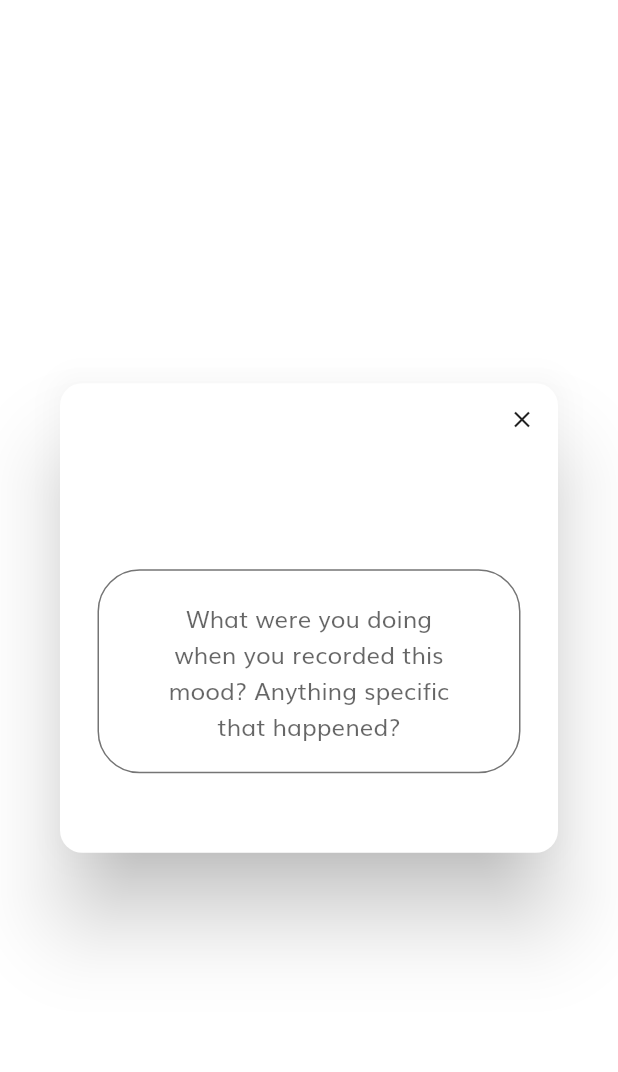
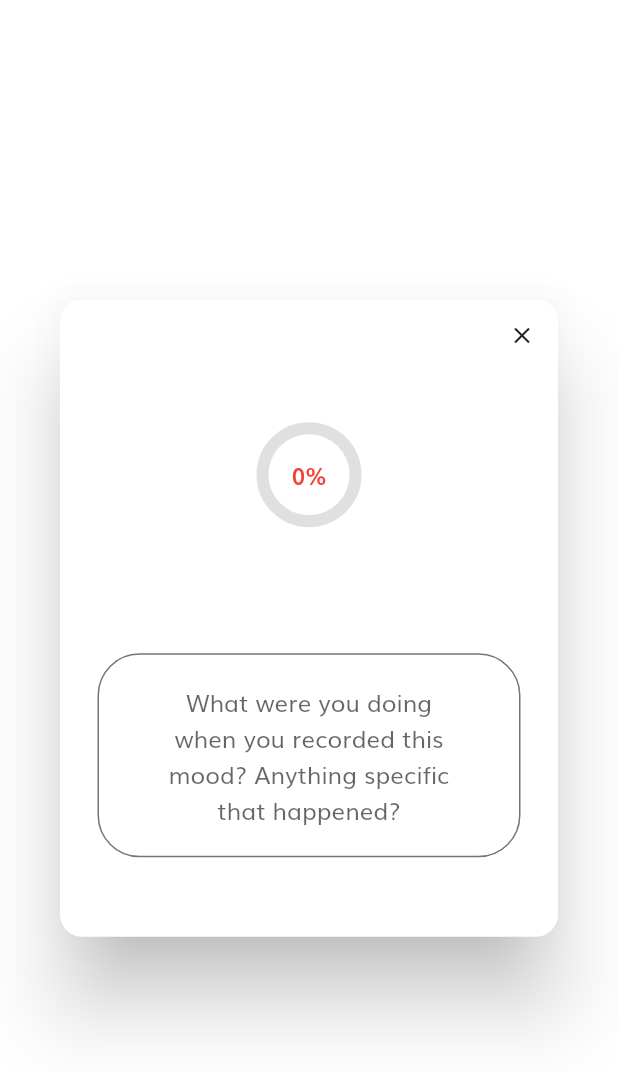
Before and after one commit to NazirNayal8/MoodyMuch, a Flutter app: the MoodCommentDialog widget shown alone on an empty page, opened directly with empty values, on a phone screen of 412 x 824 dp. Shown: the top 1072 px of the screen. Run offline on Flutter 3.47's test engine with Material 2 defaults, Android fonts, the light colour scheme and no system bars; drawn by our look-alikes of percent_indicator; our stand-ins replace audioplayers, cloud_firestore, csc_picker, dio, firebase_auth, firebase_core and 14 more; missing offline and left inert: flutter_facebook_login, flutter_twitter_login, mailer; accounts and stored records are empty.

Commit message:
* Fetch database comment record * Append or edit previous comment

```diff
--- a/lib/components/mood_comment_dialog.dart
+++ b/lib/components/mood_comment_dialog.dart
@@ -1,5 +1,7 @@
 import 'package:flutter/material.dart';
+import 'package:moodymuch/constants.dart';
 import 'package:moodymuch/size_config.dart';
+import 'package:percent_indicator/circular_percent_indicator.dart';
 
 class MoodCommentDialog extends StatelessWidget {
   /// The dialog's title
@@ -14,11 +16,16 @@ class MoodCommentDialog extends StatelessWidget {
   /// Disables the cancel button and forces the user to leave a rating
   final bool force;
 
+  final double mood;
+  final String date;
+
   /// The initial rating of the rating bar
   final int initialRating;
 
   /// The comment's TextField hint text
   final String commentHint;
+
+  final String prev;
 
   /// The submit button's label/text
   final String submitButton;
@@ -31,19 +38,25 @@ class MoodCommentDialog extends StatelessWidget {
 
   const MoodCommentDialog({
     @required this.title,
+    @required this.mood,
+    @required this.date,
     @required this.message,
     @required this.submitButton,
     @required this.onSubmitted,
+
+    @required this.prev,
     this.ratingColor = Colors.amber,
     this.onCancelled,
     this.force = false,
     this.initialRating = 1,
-    this.commentHint = 'What were you doing when you recorded this mood? Anything specific that happened?',
+
+    this.commentHint =
+        'What were you doing when you recorded this mood? Anything specific that happened?',
   });
 
   @override
   Widget build(BuildContext context) {
-    final _commentController = TextEditingController();
+    final _commentController = TextEditingController.fromValue(TextEditingValue(text: prev));
     final _response = RatingDialogResponse();
 
     final _content = Stack(
@@ -66,6 +79,32 @@ class MoodCommentDialog extends StatelessWidget {
                   ),
                 ),
                 const SizedBox(height: 15),
+                CircularPercentIndicator(
+                    radius: 70.0,
+                    lineWidth: 8.0,
+                    percent: mood / 100,
+                    center: Text(
+                      mood.toInt().toString() + "%",
+                      style: TextStyle(
+                        fontSize: 15,
+                        fontWeight: FontWeight.bold,
+                        color: colorByPercentage(mood),
+                      ),
+                    ),
+                    circularStrokeCap: CircularStrokeCap.square,
+                    backgroundColor: Colors.black12,
+                    maskFilter: MaskFilter.blur(BlurStyle.solid, 3),
+                    progressColor: colorByPercentage(mood)),
+                const SizedBox(height: 5),
+                Text(
+                  date,
+                  textAlign: TextAlign.center,
+                  style: const TextStyle(
+                    fontSize: 15,
+                    fontWeight: FontWeight.bold,
+                  ),
+                ),
+                const SizedBox(height: 15),
                 Text(
                   message,
                   textAlign: TextAlign.center,
@@ -80,7 +119,7 @@ class MoodCommentDialog extends StatelessWidget {
                   minLines: 1,
                   maxLines: 5,
                   decoration: InputDecoration(
-                    hintText: commentHint,
+                    hintText: commentHint
                   ),
                 ),
                 TextButton(
```
